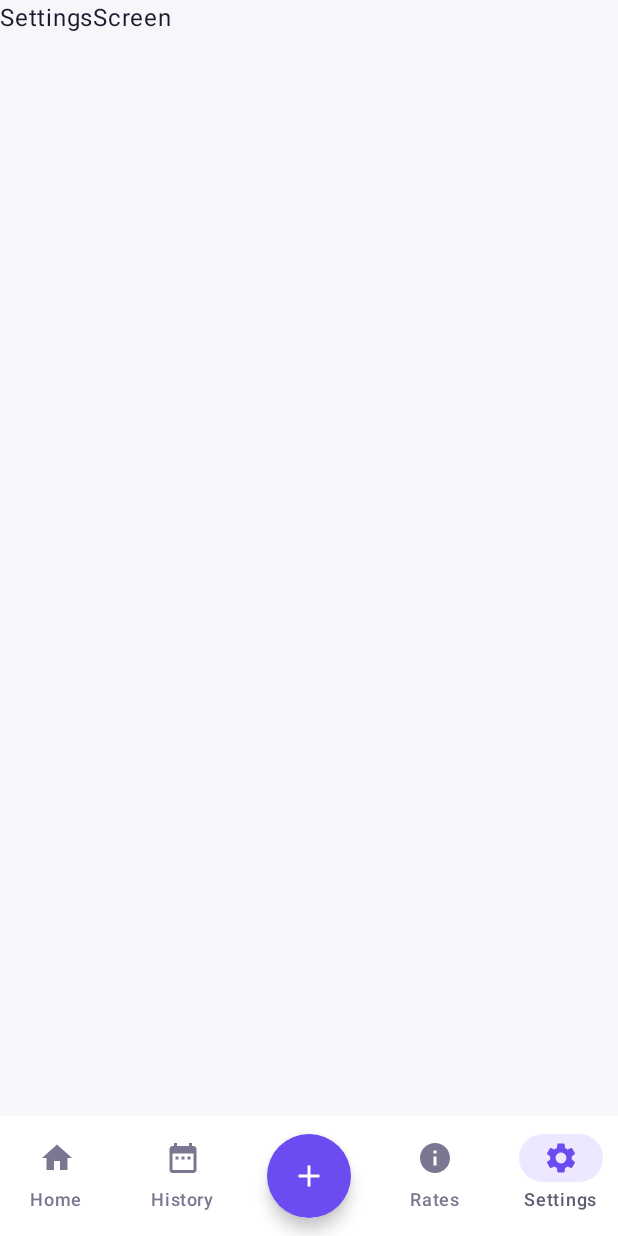
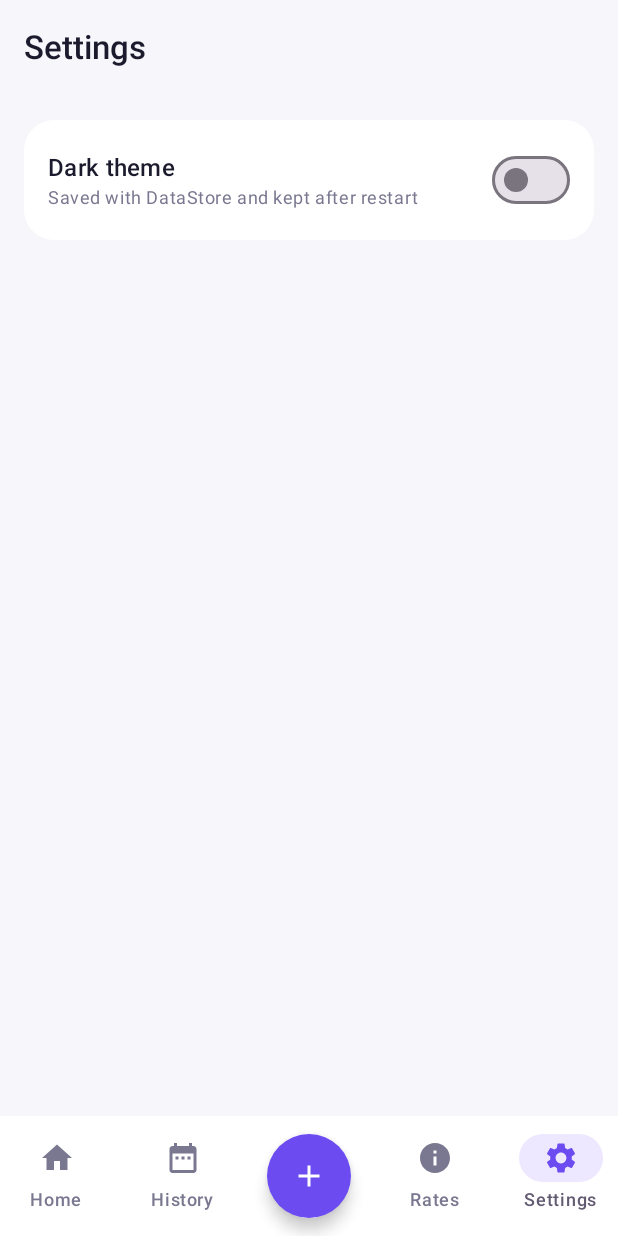
Before and after one commit to johnny32432/ProjectMoneyMate, an Android app built with Jetpack Compose: the SettingsScreen screen opened through its navigation route, on a phone screen of 412 x 824 dp. Run offline under Robolectric (Android 15) with nearby library versions, the phone set to English and light mode, and no system bars.

Commit message:
Build SettingsScreen with dark theme switch

```diff
--- a/app/src/main/java/com/example/projectmoneymate/ui/screens/SettingsScreen.kt
+++ b/app/src/main/java/com/example/projectmoneymate/ui/screens/SettingsScreen.kt
@@ -1,9 +1,59 @@
 package com.example.projectmoneymate.ui.screens
 
+import androidx.compose.foundation.layout.Column
+import androidx.compose.foundation.layout.Row
+import androidx.compose.foundation.layout.fillMaxSize
+import androidx.compose.foundation.layout.fillMaxWidth
+import androidx.compose.foundation.layout.padding
+import androidx.compose.foundation.shape.RoundedCornerShape
+import androidx.compose.material3.Card
+import androidx.compose.material3.CardDefaults
+import androidx.compose.material3.MaterialTheme
+import androidx.compose.material3.Switch
 import androidx.compose.material3.Text
 import androidx.compose.runtime.Composable
+import androidx.compose.runtime.collectAsState
+import androidx.compose.runtime.getValue
+import androidx.compose.ui.Alignment
+import androidx.compose.ui.Modifier
+import androidx.compose.ui.text.font.FontWeight
+import androidx.compose.ui.unit.dp
+import androidx.lifecycle.viewmodel.compose.viewModel
+import com.example.projectmoneymate.ui.components.AppTopBar
+import com.example.projectmoneymate.viewmodel.SettingsViewModel
 
 @Composable
-fun SettingsScreen() {
-    Text("SettingsScreen")
+fun SettingsScreen(viewModel: SettingsViewModel = viewModel()) {
+    val darkTheme by viewModel.darkTheme.collectAsState()
+
+    Column(modifier = Modifier.fillMaxSize()) {
+        AppTopBar(title = "Settings")
+
+        Card(
+            modifier = Modifier
+                .fillMaxWidth()
+                .padding(16.dp),
+            shape = RoundedCornerShape(20.dp),
+            colors = CardDefaults.cardColors(containerColor = MaterialTheme.colorScheme.surface)
+        ) {
+            Row(
+                modifier = Modifier.padding(16.dp),
+                verticalAlignment = Alignment.CenterVertically
+            ) {
+                Column(modifier = Modifier.weight(1f)) {
+                    Text(
+                        text = "Dark theme",
+                        style = MaterialTheme.typography.titleMedium,
+                        fontWeight = FontWeight.SemiBold
+                    )
+                    Text(
+                        text = "Saved with DataStore and kept after restart",
+                        style = MaterialTheme.typography.bodySmall,
+                        color = MaterialTheme.colorScheme.onSurfaceVariant
+                    )
+                }
+                Switch(checked = darkTheme, onCheckedChange = viewModel::setDarkTheme)
+            }
+        }
+    }
 }
```
